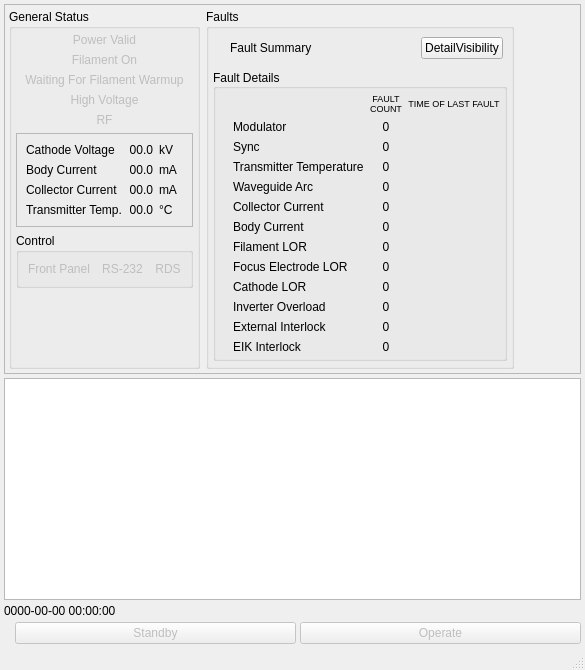
The window that src/hcr_xmit/HcrXmitCtlMainWindow.ui (NCAR/HCR_instrument) describes before a commit, drawn with Qt 5.
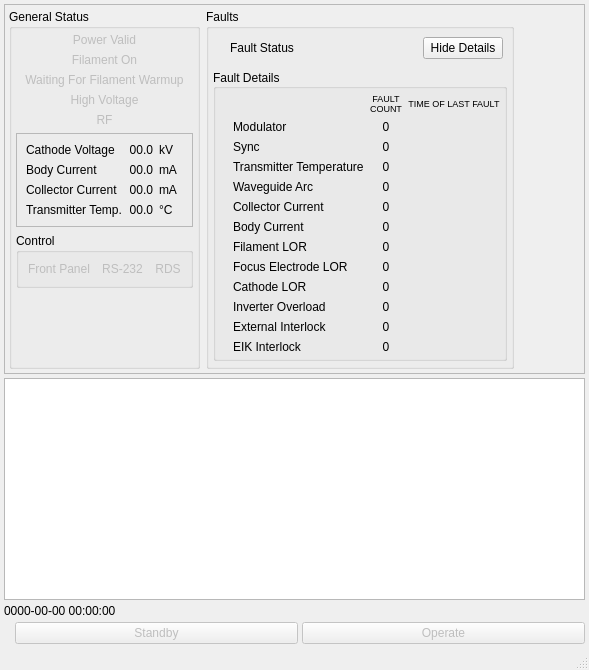
The same window after the commit. Icons and pictures are not drawn.

Commit message: placement and alignment tweaks

The edit to the form file:
```diff
--- a/src/hcr_xmit/HcrXmitCtlMainWindow.ui
+++ b/src/hcr_xmit/HcrXmitCtlMainWindow.ui
@@ -6,7 +6,7 @@
    <rect>
     <x>0</x>
     <y>0</y>
-    <width>585</width>
+    <width>589</width>
     <height>670</height>
    </rect>
   </property>
@@ -364,7 +364,7 @@
              <item>
               <widget class="QLabel" name="faultSummaryLabel">
                <property name="text">
-                <string>Fault Summary</string>
+                <string>Fault Status</string>
                </property>
               </widget>
              </item>
@@ -384,7 +384,7 @@
              <item>
               <widget class="QPushButton" name="detailVisibilityButton">
                <property name="text">
-                <string>DetailVisibility</string>
+                <string>Hide Details</string>
                </property>
               </widget>
              </item>
```
Left out of the diff: 10 changed lines with no effect on the pictures.
